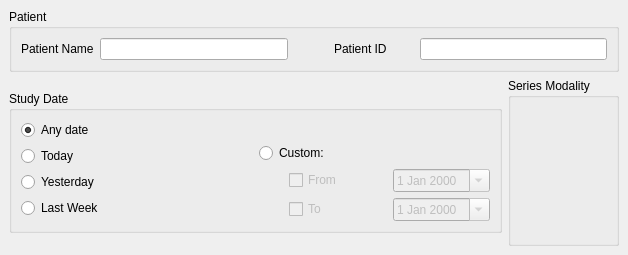
The window that starviewer/src/inputoutput/qbasicsearchwidgetbase.ui (starviewer-medical/starviewer) describes before a commit, drawn with Qt 5.
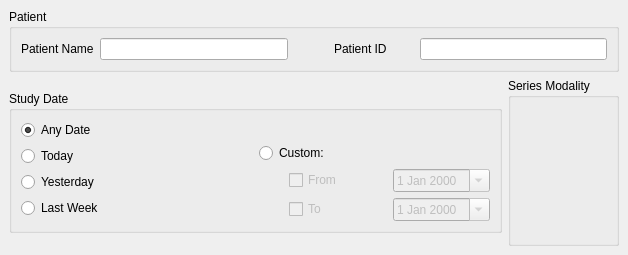
The same window after the commit. Custom widgets are drawn as their Qt base class.

Patch:
```diff
--- a/starviewer/src/inputoutput/qbasicsearchwidgetbase.ui
+++ b/starviewer/src/inputoutput/qbasicsearchwidgetbase.ui
@@ -172,7 +172,7 @@
             <item>
              <widget class="QRadioButton" name="m_anyDateRadioButton">
               <property name="text">
-               <string>Any date</string>
+               <string>Any Date</string>
               </property>
               <property name="checked">
                <bool>true</bool>
```
